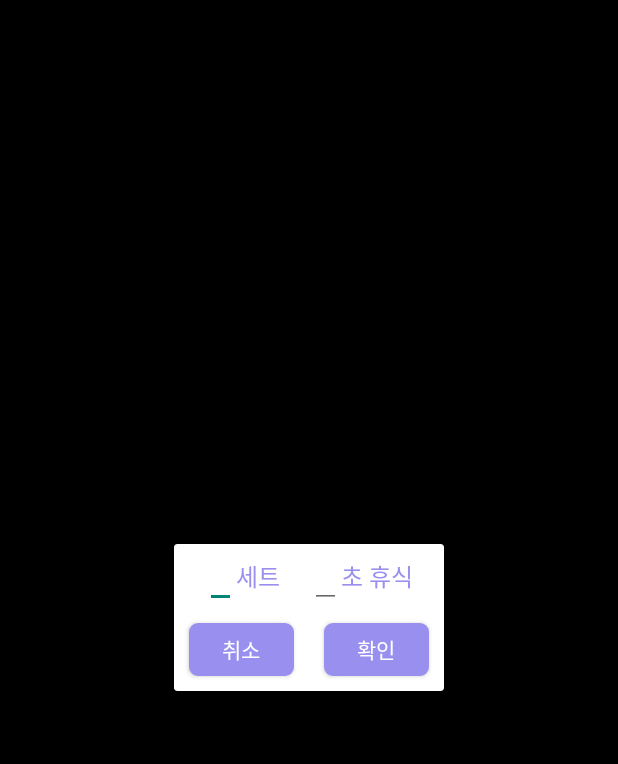
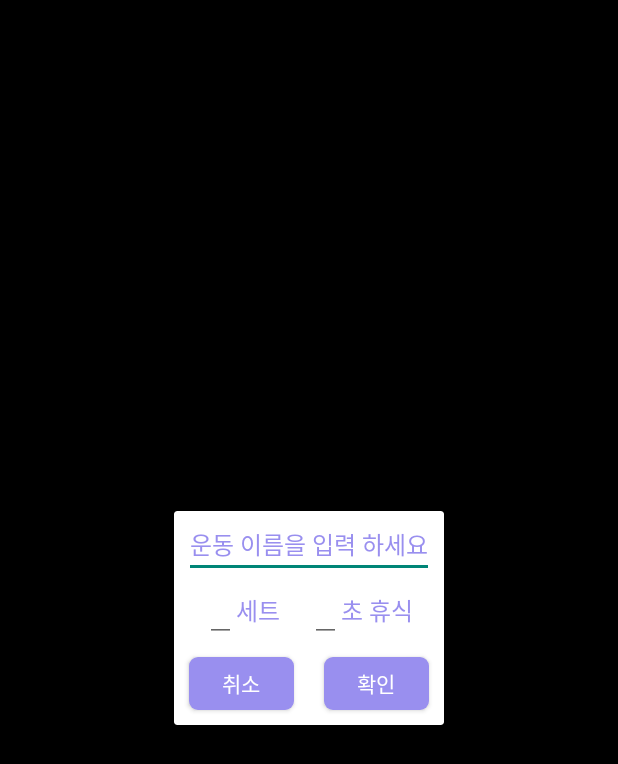
Before and after one commit to dnjs5397/Weight_Timer, an Android app: the PresetPopup screen opened directly, with no data from a screen before it, on a phone screen of 412 x 824 dp. Shown: the top 764 px of the screen. Run offline under Robolectric (Android 15) with nearby library versions, the light colour scheme and no system bars.

Commit message:
Preset 추가 입력 시 PresetPopup->StartDisplay Intent값 전달 -> 값 받기

```diff
--- a/app/src/main/java/com/swkim/weight_timer/Preset/PresetPopup.kt
+++ b/app/src/main/java/com/swkim/weight_timer/Preset/PresetPopup.kt
@@ -22,9 +22,11 @@ class PresetPopup : AppCompatActivity() {
         }
 
         binding.yesBtn.setOnClickListener {
-            if (binding.setInput.toString() != "" && binding.restInput.toString() != "") {
+            if (binding.setInput.toString() != "" && binding.restInput.toString() != "" &&
+                    binding.inputName.toString() != "") {
                 startIntent.putExtra("setNum", binding.setInput.toString())
                 startIntent.putExtra("restNum", binding.restInput.toString())
+                startIntent.putExtra("restNum", binding.inputName.toString())
             }
         }
 
--- a/app/src/main/res/layout/activity_preset_popup.xml
+++ b/app/src/main/res/layout/activity_preset_popup.xml
@@ -15,6 +15,27 @@
         app:layout_constraintEnd_toEndOf="parent"
         app:layout_constraintStart_toStartOf="parent"
         app:layout_constraintTop_toTopOf="parent">
+
+        <LinearLayout
+            android:layout_gravity="center"
+            android:orientation="vertical"
+            android:id="@+id/setName"
+            android:layout_width="wrap_content"
+            android:layout_height="wrap_content">
+
+            <EditText
+                android:id="@+id/inputName"
+                android:layout_width="wrap_content"
+                android:layout_height="wrap_content"
+                android:fontFamily="@font/minsans_medium"
+                android:hint="운동 이름을 입력 하세요"
+                android:textColorHint="@color/mainColor"
+                android:textColor="@color/mainColor"
+                android:textSize="16sp" />
+
+        </LinearLayout>
+
+
 
         <LinearLayout
             android:layout_gravity="center"
```
Also changed, not shown: app/src/main/java/com/swkim/weight_timer/StartDisplay.kt (+9 -3 lines).
